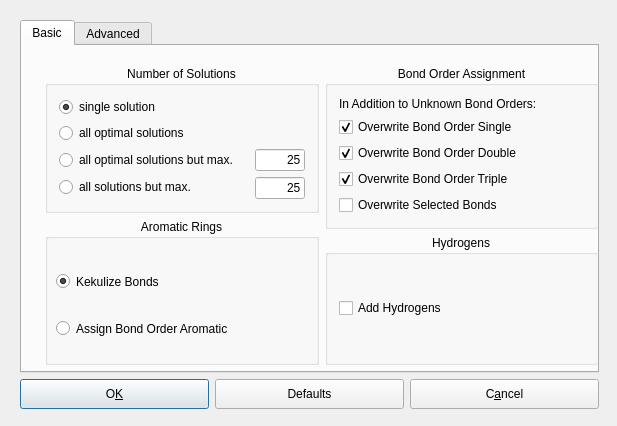
This is source/VIEW/DIALOGS/assignBondOrderConfigurationDialog.ui in BALL-Project/ball as Qt 5 draws it before an edit. The edited form follows.
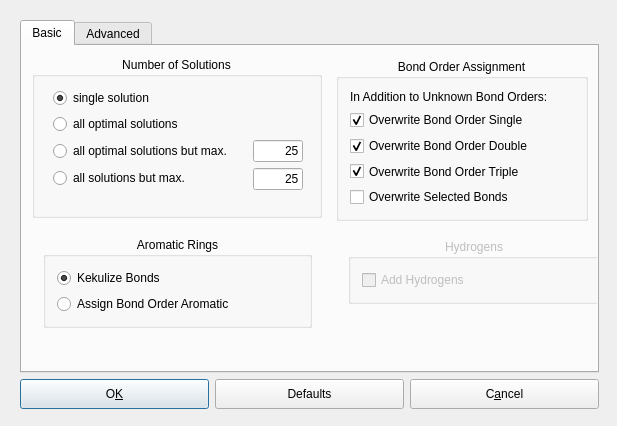
This is the edited form.

Commit message:
Disabled the Adding-hydrogens option of the BondOrderAssigner.
Unfortunately, this code is still too experimental. Testing indicates some bugs...

The edit to the form file:
```diff
--- a/source/VIEW/DIALOGS/assignBondOrderConfigurationDialog.ui
+++ b/source/VIEW/DIALOGS/assignBondOrderConfigurationDialog.ui
@@ -30,8 +30,8 @@
   <property name="windowTitle" >
    <string>Assign Bond Order Options</string>
   </property>
-  <widget class="QWidget" name="" >
-   <property name="geometry" >
+  <widget class="QWidget" name="layoutWidget">
+   <property name="geometry">
     <rect>
      <x>9</x>
      <y>9</y>
@@ -39,39 +39,97 @@
      <height>411</height>
     </rect>
    </property>
-   <layout class="QVBoxLayout" name="verticalLayout_4" >
+   <layout class="QVBoxLayout" name="verticalLayout_4">
     <item>
      <widget class="QTabWidget" name="tabWidget" >
       <property name="currentIndex" >
        <number>0</number>
       </property>
-      <widget class="QWidget" name="basic_tab" >
-       <property name="geometry" >
-        <rect>
-         <x>0</x>
-         <y>0</y>
-         <width>595</width>
-         <height>339</height>
-        </rect>
-       </property>
-       <attribute name="title" >
+      <widget class="QWidget" name="basic_tab">
+       <attribute name="title">
         <string>Basic</string>
        </attribute>
-       <widget class="QWidget" name="" >
-        <property name="geometry" >
+       <widget class="QGroupBox" name="groupBox">
+        <property name="geometry">
          <rect>
-          <x>12</x>
-          <y>9</y>
-          <width>575</width>
-          <height>321</height>
+          <x>314</x>
+          <y>13</y>
+          <width>252</width>
+          <height>162</height>
          </rect>
         </property>
-        <layout class="QHBoxLayout" name="horizontalLayout_2" >
+        <property name="title">
+         <string>Bond Order Assignment</string>
+        </property>
+        <property name="alignment">
+         <set>Qt::AlignHCenter</set>
+        </property>
+        <property name="flat">
+         <bool>false</bool>
+        </property>
+        <layout class="QVBoxLayout" name="verticalLayout_5">
          <item>
-          <layout class="QVBoxLayout" name="verticalLayout" >
+          <widget class="QLabel" name="label">
+           <property name="text">
+            <string>In Addition to Unknown Bond Orders:</string>
+           </property>
+          </widget>
+         </item>
            <item>
-            <widget class="QGroupBox" name="groupBox_5" >
-             <property name="title" >
+          <widget class="QCheckBox" name="overwrite_singleBO_box">
+           <property name="text">
+            <string>Overwrite Bond Order Single</string>
+           </property>
+           <property name="checked">
+            <bool>true</bool>
+           </property>
+          </widget>
+         </item>
+         <item>
+          <widget class="QCheckBox" name="overwrite_doubleBO_box">
+           <property name="text">
+            <string>Overwrite Bond Order Double</string>
+           </property>
+           <property name="checked">
+            <bool>true</bool>
+           </property>
+          </widget>
+         </item>
+         <item>
+          <widget class="QCheckBox" name="overwrite_tripleBO_box">
+           <property name="text">
+            <string>Overwrite Bond Order Triple</string>
+           </property>
+           <property name="checked">
+            <bool>true</bool>
+           </property>
+          </widget>
+         </item>
+         <item>
+          <widget class="QCheckBox" name="overwrite_selected_bonds_box">
+           <property name="enabled">
+            <bool>true</bool>
+           </property>
+           <property name="text">
+            <string>Overwrite Selected Bonds</string>
+           </property>
+           <property name="checked">
+            <bool>false</bool>
+           </property>
+          </widget>
+         </item>
+        </layout>
+       </widget>
+       <widget class="QGroupBox" name="groupBox_5">
+        <property name="geometry">
+         <rect>
+          <x>10</x>
+          <y>11</y>
+          <width>290</width>
+          <height>161</height>
+         </rect>
+        </property>
+        <property name="title">
               <string>Number of Solutions</string>
              </property>
              <property name="alignment" >
@@ -80,10 +138,21 @@
              <property name="checked" >
               <bool>false</bool>
              </property>
-             <layout class="QGridLayout" name="gridLayout_3" >
-              <item row="0" column="0" >
-               <layout class="QVBoxLayout" >
-                <property name="spacing" >
+        <widget class="QWidget" name="">
+         <property name="geometry">
+          <rect>
+           <x>10</x>
+           <y>20</y>
+           <width>272</width>
+           <height>138</height>
+          </rect>
+         </property>
+         <layout class="QVBoxLayout" name="verticalLayout_2">
+          <item>
+           <layout class="QVBoxLayout" name="verticalLayout">
+            <item>
+             <layout class="QVBoxLayout">
+              <property name="spacing">
                  <number>6</number>
                 </property>
                 <property name="margin" >
@@ -123,9 +192,9 @@
                 </item>
                </layout>
               </item>
-              <item row="1" column="0" >
-               <layout class="QHBoxLayout" >
-                <property name="spacing" >
+            <item>
+             <layout class="QHBoxLayout">
+              <property name="spacing">
                  <number>6</number>
                 </property>
                 <property name="margin" >
@@ -230,11 +299,36 @@
                </layout>
               </item>
              </layout>
-            </widget>
            </item>
            <item>
-            <widget class="QGroupBox" name="groupBox_2" >
-             <property name="title" >
+           <spacer name="verticalSpacer">
+            <property name="orientation">
+             <enum>Qt::Vertical</enum>
+            </property>
+            <property name="sizeHint" stdset="0">
+             <size>
+              <width>20</width>
+              <height>18</height>
+             </size>
+            </property>
+           </spacer>
+          </item>
+         </layout>
+        </widget>
+       </widget>
+       <widget class="QWidget" name="">
+        <property name="geometry">
+         <rect>
+          <x>10</x>
+          <y>180</y>
+          <width>291</width>
+          <height>162</height>
+         </rect>
+        </property>
+        <layout class="QVBoxLayout" name="verticalLayout_7">
+         <item>
+          <widget class="QGroupBox" name="groupBox_2">
+           <property name="title">
               <string>Aromatic Rings</string>
              </property>
              <property name="alignment" >
@@ -243,120 +337,64 @@
              <property name="checked" >
               <bool>false</bool>
              </property>
-             <widget class="QRadioButton" name="kekulizeBonds_button" >
-              <property name="enabled" >
+           <layout class="QGridLayout" name="gridLayout">
+            <item row="0" column="0">
+             <widget class="QRadioButton" name="kekulizeBonds_button">
+              <property name="enabled">
                <bool>true</bool>
               </property>
-              <property name="geometry" >
-               <rect>
-                <x>11</x>
-                <y>51</y>
-                <width>272</width>
-                <height>23</height>
-               </rect>
-              </property>
-              <property name="text" >
+              <property name="text">
                <string>Kekulize Bonds</string>
               </property>
               <property name="checked" >
                <bool>true</bool>
               </property>
              </widget>
-             <widget class="QRadioButton" name="assignBOAromatic_button" >
-              <property name="geometry" >
-               <rect>
-                <x>11</x>
-                <y>98</y>
-                <width>272</width>
-                <height>23</height>
-               </rect>
-              </property>
-              <property name="text" >
+            </item>
+            <item row="1" column="0">
+             <widget class="QRadioButton" name="assignBOAromatic_button">
+              <property name="text">
                <string>Assign Bond Order Aromatic</string>
               </property>
               <property name="checked" >
                <bool>false</bool>
               </property>
              </widget>
-            </widget>
-           </item>
-          </layout>
+            </item>
+           </layout>
+          </widget>
          </item>
          <item>
-          <layout class="QVBoxLayout" name="verticalLayout_2" >
-           <item>
-            <widget class="QGroupBox" name="groupBox" >
-             <property name="title" >
-              <string>Bond Order Assignment</string>
-             </property>
-             <property name="alignment" >
-              <set>Qt::AlignHCenter</set>
-             </property>
-             <property name="flat" >
-              <bool>false</bool>
-             </property>
-             <layout class="QGridLayout" name="gridLayout_5" >
-              <item row="0" column="0" >
-               <widget class="QLabel" name="label" >
-                <property name="text" >
-                 <string>In Addition to Unknown Bond Orders:</string>
-                </property>
-               </widget>
-              </item>
-              <item row="1" column="0" >
-               <widget class="QCheckBox" name="overwrite_singleBO_box" >
-                <property name="text" >
-                 <string>Overwrite Bond Order Single</string>
-                </property>
-                <property name="checked" >
-                 <bool>true</bool>
-                </property>
-               </widget>
-              </item>
-              <item row="2" column="0" >
-               <widget class="QCheckBox" name="overwrite_doubleBO_box" >
-                <property name="text" >
-                 <string>Overwrite Bond Order Double</string>
-                </property>
-                <property name="checked" >
-                 <bool>true</bool>
-                </property>
-               </widget>
-              </item>
-              <item row="4" column="0" >
-               <widget class="QCheckBox" name="overwrite_selected_bonds_box" >
-                <property name="enabled" >
-                 <bool>true</bool>
-                </property>
-                <property name="text" >
-                 <string>Overwrite Selected Bonds</string>
-                </property>
-                <property name="checked" >
+          <spacer name="verticalSpacer_2">
+           <property name="orientation">
+            <enum>Qt::Vertical</enum>
+           </property>
+           <property name="sizeHint" stdset="0">
+            <size>
+             <width>20</width>
+             <height>68</height>
+            </size>
+           </property>
+          </spacer>
+         </item>
+        </layout>
+       </widget>
+       <widget class="QWidget" name="">
+        <property name="geometry">
+         <rect>
+          <x>315</x>
+          <y>182</y>
+          <width>274</width>
+          <height>155</height>
+         </rect>
+        </property>
+        <layout class="QVBoxLayout" name="verticalLayout_6">
+         <item>
+          <widget class="QGroupBox" name="check_options">
+           <property name="enabled">
                  <bool>false</bool>
                 </property>
-               </widget>
-              </item>
-              <item row="3" column="0" >
-               <widget class="QCheckBox" name="overwrite_tripleBO_box" >
-                <property name="text" >
-                 <string>Overwrite Bond Order Triple</string>
-                </property>
-                <property name="checked" >
-                 <bool>true</bool>
-                </property>
-               </widget>
-              </item>
-             </layout>
-             <zorder>label</zorder>
-             <zorder>overwrite_singleBO_box</zorder>
-             <zorder>overwrite_doubleBO_box</zorder>
-             <zorder>overwrite_selected_bonds_box</zorder>
-             <zorder>overwrite_tripleBO_box</zorder>
-            </widget>
-           </item>
-           <item>
-            <widget class="QGroupBox" name="check_options" >
-             <property name="minimumSize" >
+           <property name="minimumSize">
               <size>
                <width>0</width>
                <height>0</height>
@@ -368,13 +406,13 @@
              <property name="alignment" >
               <set>Qt::AlignHCenter</set>
              </property>
-             <layout class="QGridLayout" name="gridLayout_4" >
-              <item row="0" column="0" >
-               <widget class="QCheckBox" name="add_hydrogens_checkBox" >
-                <property name="enabled" >
-                 <bool>true</bool>
-                </property>
-                <property name="minimumSize" >
+           <layout class="QGridLayout" name="gridLayout_4">
+            <item row="0" column="0">
+             <widget class="QCheckBox" name="add_hydrogens_checkBox">
+              <property name="enabled">
+               <bool>false</bool>
+              </property>
+              <property name="minimumSize">
                  <size>
                   <width>250</width>
                   <height>0</height>
@@ -389,11 +427,20 @@
                </widget>
               </item>
              </layout>
-             <zorder>add_hydrogens_checkBox</zorder>
-             <zorder>groupBox</zorder>
-            </widget>
-           </item>
-          </layout>
+          </widget>
+         </item>
+         <item>
+          <spacer name="verticalSpacer_3">
+           <property name="orientation">
+            <enum>Qt::Vertical</enum>
+           </property>
+           <property name="sizeHint" stdset="0">
+            <size>
+             <width>20</width>
+             <height>88</height>
+            </size>
+           </property>
+          </spacer>
          </item>
         </layout>
        </widget>
@@ -410,8 +457,8 @@
        <attribute name="title" >
         <string>Advanced</string>
        </attribute>
-       <widget class="QWidget" name="layoutWidget" >
-        <property name="geometry" >
+       <widget class="QWidget" name="layoutWidget">
+        <property name="geometry">
          <rect>
           <x>10</x>
           <y>20</y>
@@ -793,7 +840,7 @@
    </layout>
   </widget>
  </widget>
- <layoutdefault spacing="6" margin="11" />
+ <layoutdefault spacing="6" margin="11"/>
  <tabstops>
   <tabstop>single_solution_button</tabstop>
   <tabstop>all_optimal_solutions_button</tabstop>
```
Left out of the diff: 367 changed lines with no effect on the pictures. Lines whose indentation alone changed are shown as unchanged. The commit also changes 1 other file.
